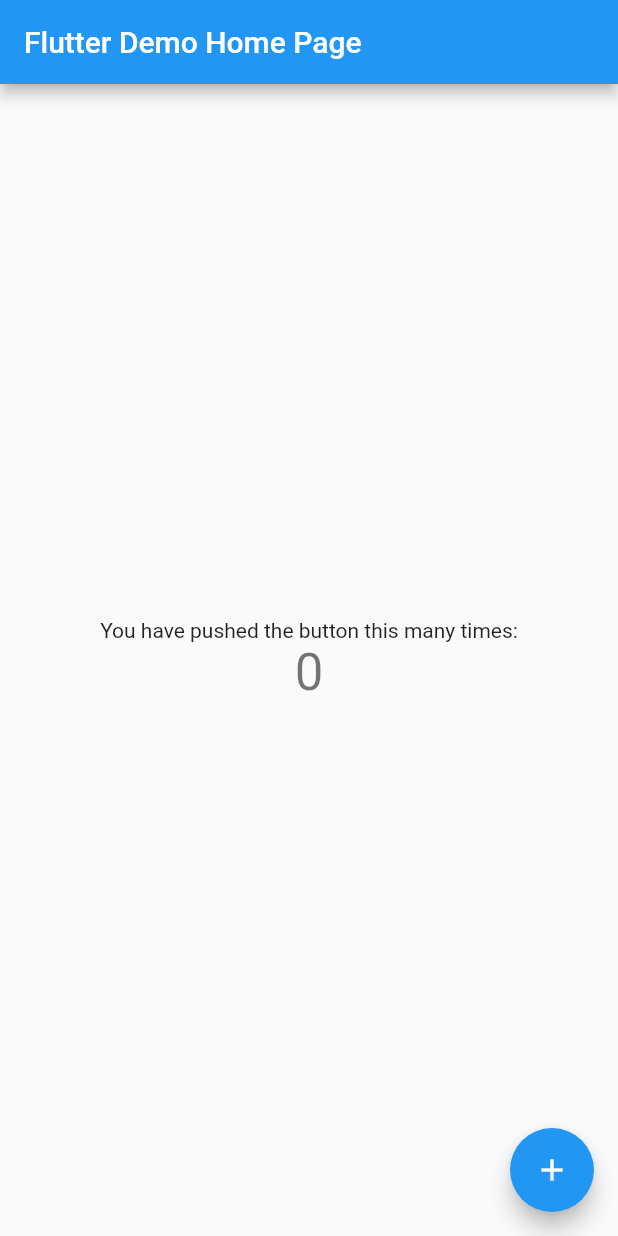
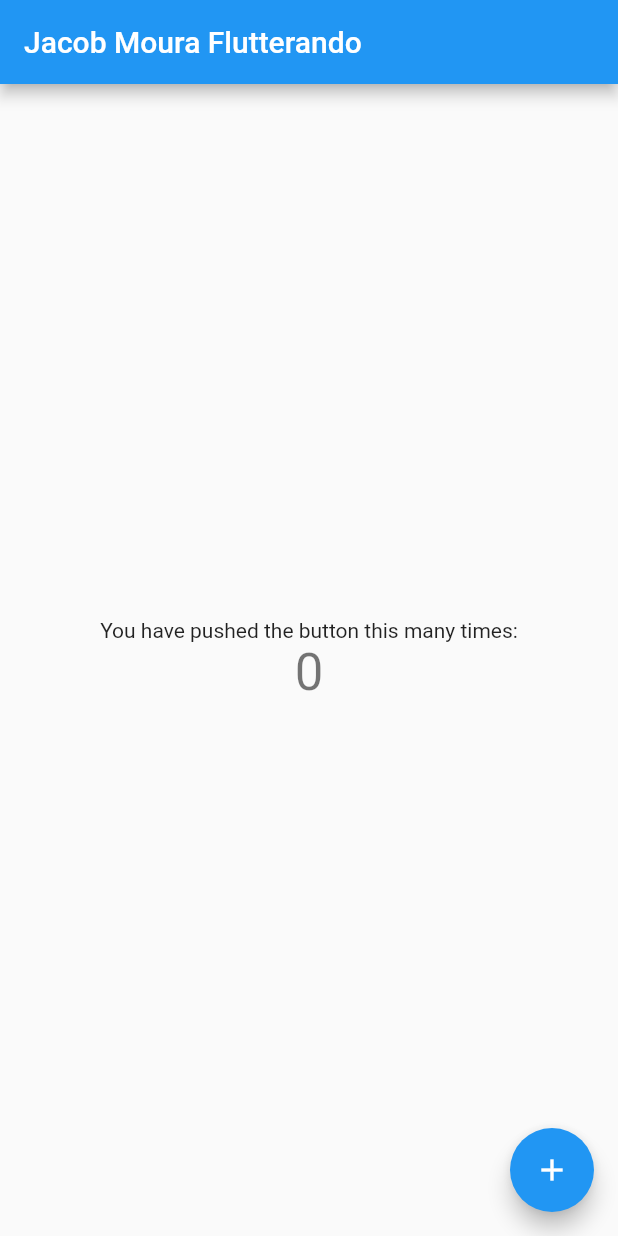
Before and after one commit to evilarinho/Flutter_Curso_2022_Flutterando, a Flutter app: the screen it shows after launch, on a phone screen of 412 x 824 dp. Run offline on Flutter 3.47's test engine with Material 2 defaults, Android fonts, the phone set to English and light mode, and no system bars.

```diff
--- a/hello_world/lib/main.dart
+++ b/hello_world/lib/main.dart
@@ -24,7 +24,7 @@ class MyApp extends StatelessWidget {
         // is not restarted.
         primarySwatch: Colors.blue,
       ),
-      home: const MyHomePage(title: 'Flutter Demo Home Page'),
+      home: const MyHomePage(title: 'Jacob Moura Flutterando'),
     );
   }
 }
```
Also changed, not shown: 1 other file.
